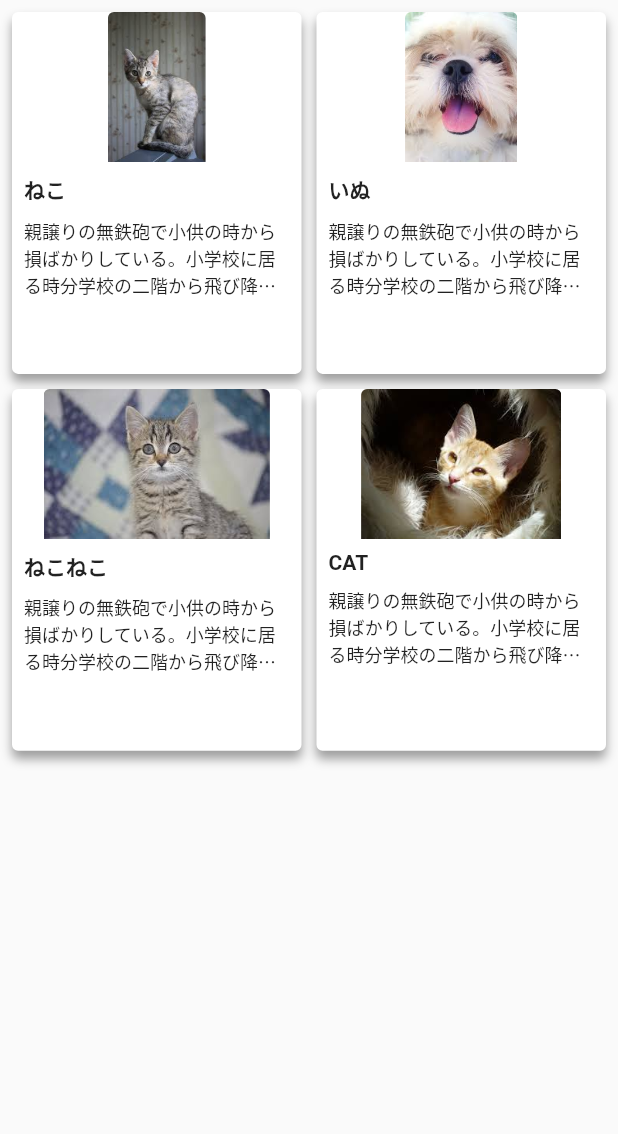
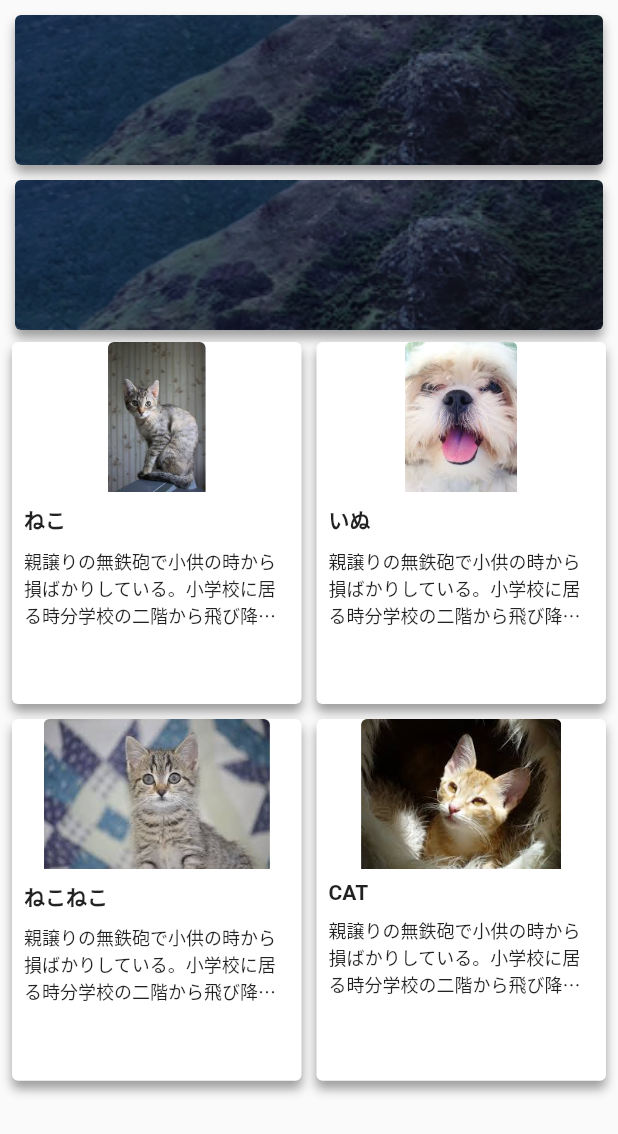
Before and after one commit to naoyasugita/clone_mrt_app, a Flutter app: the UchinokoListView widget shown alone on an empty page, opened directly, on a phone screen of 412 x 824 dp. Shown: the top 1134 px of the screen. Run offline on Flutter 3.47's test engine with Material 2 defaults, Android fonts, the phone set to English and light mode, and no system bars; missing offline and left inert: gradient_text.

Commit message:
ヘッダーの追加

```diff
--- a/clone_mrt_app/lib/screens/uchinoko/uchinoko_body.dart
+++ b/clone_mrt_app/lib/screens/uchinoko/uchinoko_body.dart
@@ -10,7 +10,52 @@ class UchinokoListView extends StatelessWidget {
 
   @override
   Widget build(BuildContext context) {
-    return GridView.builder(
+    return Container(
+      child: SingleChildScrollView(
+        child: Column(
+          children: [
+            ListView.builder(
+              // TODO: 一部のリストはWidgetで作成する
+              shrinkWrap: true,
+              physics: NeverScrollableScrollPhysics(),
+              itemCount: uchinokoHeaderList.length,
+              itemBuilder: (context, index) {
+                return GestureDetector(
+                  onTap: () {
+                    _launchURL(uchinokoHeaderList[index].url);
+                  },
+                  child: Container(
+                    width: 300,
+                    margin: EdgeInsets.only(
+                      top: 10,
+                      right: 10,
+                      left: 10,
+                    ),
+                    decoration: BoxDecoration(
+                      borderRadius: BorderRadius.circular(kBorderRadius),
+                      color: Colors.white,
+                      boxShadow: [
+                        BoxShadow(
+                          color: Colors.grey,
+                          offset: Offset(0, 5.0),
+                          blurRadius: 5.0,
+                        ),
+                      ],
+                    ),
+                    child: ClipRRect(
+                      borderRadius: BorderRadius.all(
+                        Radius.circular(kBorderRadius),
+                      ),
+                      child: Image.asset(
+                        uchinokoHeaderList[index].imagePath,
+                        fit: BoxFit.cover,
+                      ),
+                    ),
+                  ),
+                );
+              },
+            ),
+            GridView.builder(
               itemCount: uchinokoList.length,
               padding: EdgeInsets.all(kDefaultPadding),
               shrinkWrap: true,
@@ -23,6 +68,10 @@ class UchinokoListView extends StatelessWidget {
               itemBuilder: (context, index) {
                 return UchinokoView(index: index);
               },
+            ),
+          ],
+        ),
+      ),
     );
   }
 }
```
Lines whose indentation alone changed are shown as unchanged.
